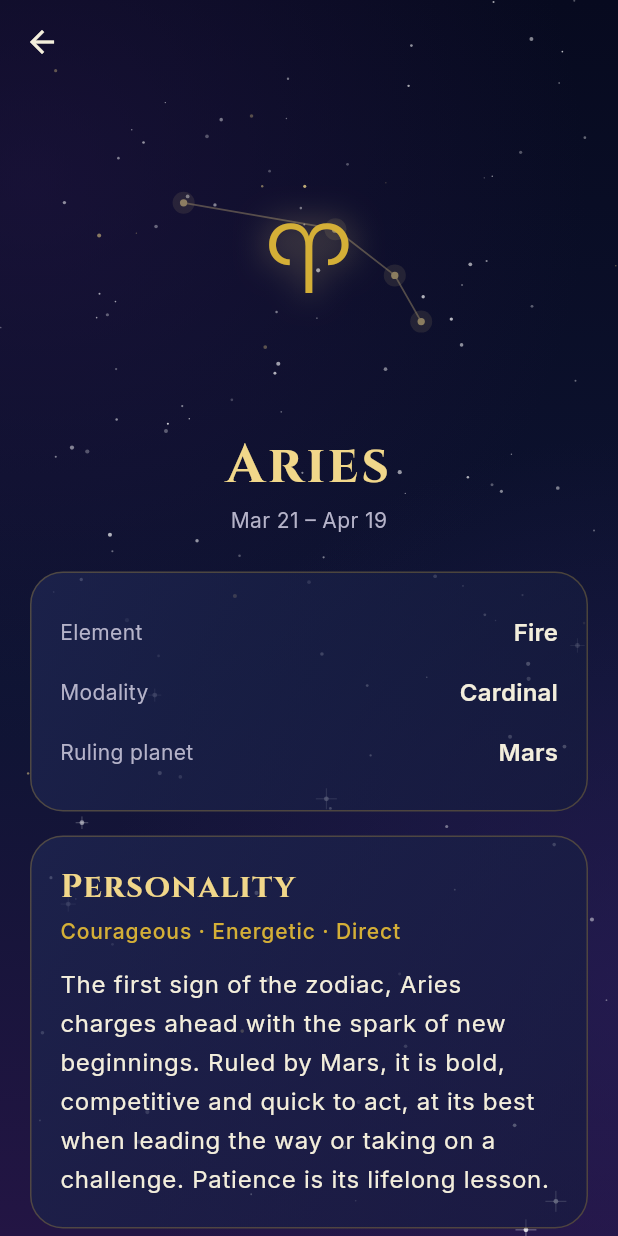
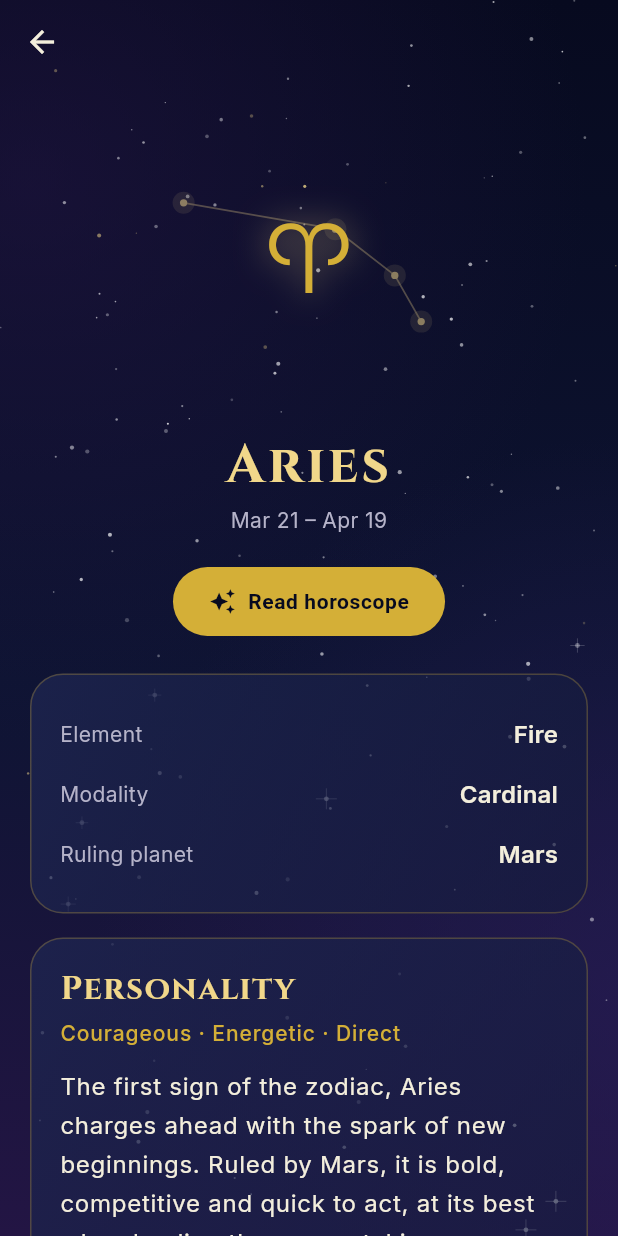
Before and after one commit to piotrkovsy1331/MyHoroscopeApp, a Flutter app: the SignDetailPage screen opened directly with empty values, on a phone screen of 412 x 824 dp. Run offline on Flutter 3.47's test engine with Material 3 defaults, Android fonts, the phone set to English and light mode, and no system bars; our stand-ins replace bloc_concurrency, equatable, flutter_bloc, get_it, go_router, shared_preferences and 1 more; accounts and stored records are empty.

Commit message:
fix: keep the Read horoscope action above the fold
On a real iPhone screen the personality card pushed the primary action
off-screen. Move it directly under the sign name and dates.

Co-Authored-By: Claude Opus 5.5 <noreply@anthropic.com>

```diff
--- a/lib/features/zodiac/presentation/pages/sign_detail_page.dart
+++ b/lib/features/zodiac/presentation/pages/sign_detail_page.dart
@@ -60,6 +60,18 @@ class SignDetailPage extends StatelessWidget {
             textAlign: TextAlign.center,
             style: theme.textTheme.bodyMedium,
           ),
+          const SizedBox(height: 20),
+          // Primary action stays above the fold on small phones.
+          FadeSlideIn(
+            delay: const Duration(milliseconds: 100),
+            child: Center(
+              child: FilledButton.icon(
+                onPressed: () => context.push(AppRoutes.horoscope(sign.id)),
+                icon: const Icon(Icons.auto_awesome),
+                label: Text(l10n.signDetailReadHoroscope),
+              ),
+            ),
+          ),
           const SizedBox(height: 24),
           FadeSlideIn(
             delay: const Duration(milliseconds: 150),
@@ -109,17 +121,6 @@ class SignDetailPage extends StatelessWidget {
               ),
             ),
           ),
-          const SizedBox(height: 24),
-          FadeSlideIn(
-            delay: const Duration(milliseconds: 350),
-            child: Center(
-              child: FilledButton.icon(
-                onPressed: () => context.push(AppRoutes.horoscope(sign.id)),
-                icon: const Icon(Icons.auto_awesome),
-                label: Text(l10n.signDetailReadHoroscope),
-              ),
-            ),
-          ),
         ],
       ),
     );
```
Also changed, not shown: 1 other file.
